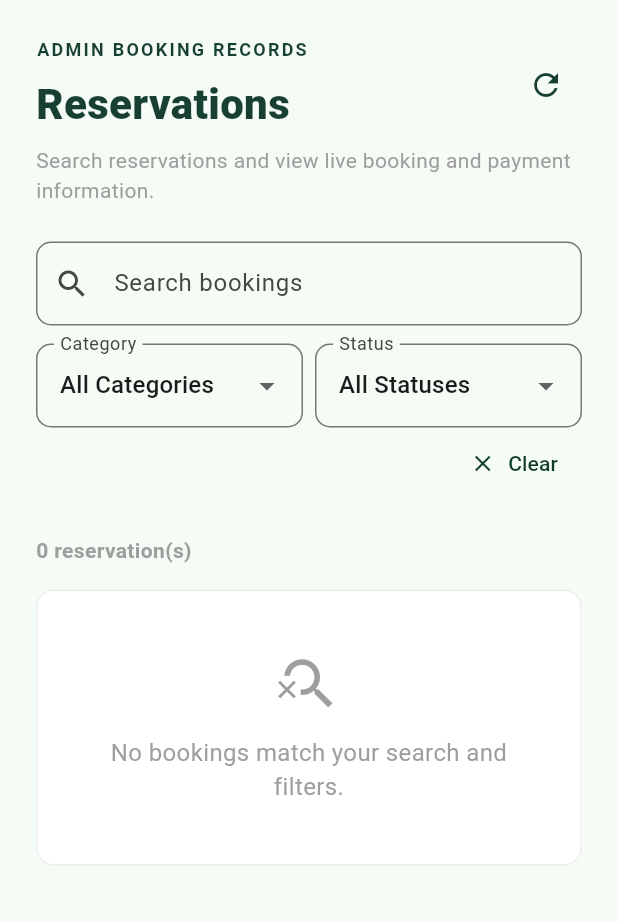
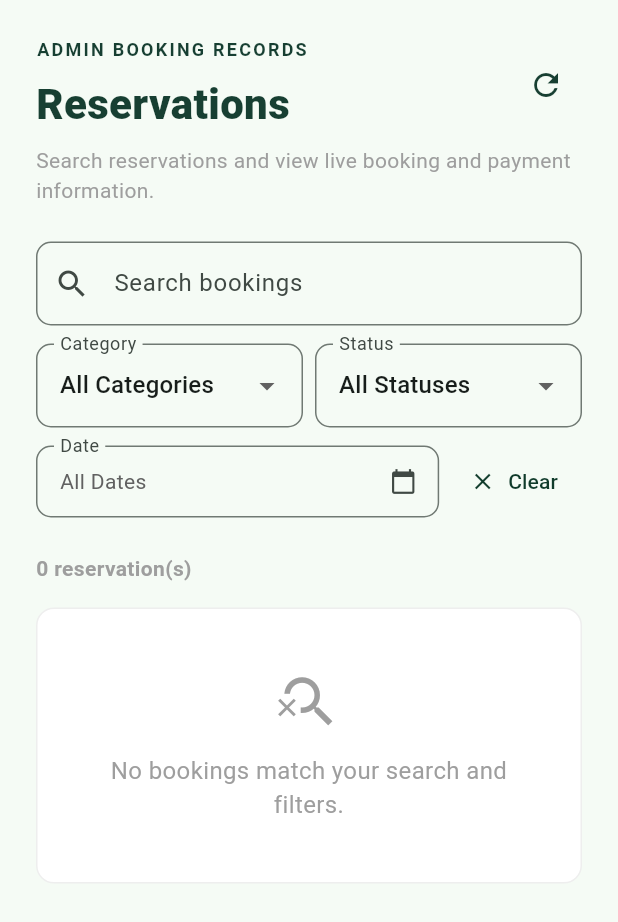
Before and after one commit to shelingng/Never500, a Flutter app: the AdminBookingsTab widget shown alone on an empty page, opened directly, on a phone screen of 412 x 824 dp. Shown: the top 922 px of the screen. Run offline on Flutter 3.47's test engine with Material 3 defaults, Android fonts, the phone set to English and light mode, and no system bars; our stand-ins replace file_picker, supabase_flutter; accounts and stored records are empty; network calls fail.

Commit message:
SCRUM-42: Exclude closed rows, parse payload facilities, and add search/category/status/date filters

```diff
--- a/krp_play/lib/screens/admin/reservations.dart
+++ b/krp_play/lib/screens/admin/reservations.dart
@@ -15,6 +15,7 @@ class _AdminBookingsTabState extends State<AdminBookingsTab> {
   final _searchController = TextEditingController();
   String _selectedCategory = 'All Categories';
   String _selectedStatus = 'All Statuses';
+  DateTime? _selectedDate;
 
   bool _isLoading = true;
   List _bookings = [];
@@ -25,6 +26,65 @@ class _AdminBookingsTabState extends State<AdminBookingsTab> {
     _fetchBookings();
   }
 
+  String _normalizeCategoryLabel(dynamic rawCategory) {
+    final c = (rawCategory?.toString() ?? '').trim().toLowerCase();
+    if (c == 'krp' || c == 'krp student') return 'KRP Student';
+    if (c == 'non_krp' || c == 'non-krp' || c == 'non-krp student' || c == 'non krp') {
+      return 'Non-KRP Student';
+    }
+    if (c == 'public') return 'Public';
+    return rawCategory?.toString().trim().isNotEmpty == true
+        ? rawCategory.toString().trim()
+        : 'Public';
+  }
+
+  String _normalizeStatusFilterValue(String rawStatus) {
+    final s = rawStatus.trim().toLowerCase();
+    if (s == 'confirmed' || s == 'paid') return 'Confirmed';
+    if (s == 'pending_payment' || s == 'pending payment' || s == 'pending') {
+      return 'Pending Payment';
+    }
+    if (s == 'cancelled' || s == 'canceled') return 'Cancelled';
+    if (s == 'expired') return 'Expired';
+    return rawStatus;
+  }
+
+  String _formatDateIso(DateTime date) =>
+      '${date.year}-${date.month.toString().padLeft(2, '0')}-${date.day.toString().padLeft(2, '0')}';
+
+  String _formatDateLabel(DateTime date) {
+    const months = [
+      'Jan', 'Feb', 'Mar', 'Apr', 'May', 'Jun',
+      'Jul', 'Aug', 'Sep', 'Oct', 'Nov', 'Dec'
+    ];
+    return '${date.day} ${months[date.month - 1]} ${date.year}';
+  }
+
+  Future<void> _selectDate(BuildContext context) async {
+    final now = DateTime.now();
+    final initialDate = _selectedDate ?? DateTime(now.year, now.month, now.day);
+
+    final picked = await showDatePicker(
+      context: context,
+      initialDate: initialDate,
+      firstDate: DateTime(2025, 1, 1),
+      lastDate: DateTime(now.year + 1, 12, 31),
+      builder: (context, child) => Theme(
+        data: Theme.of(context).copyWith(
+          colorScheme: const ColorScheme.light(
+            primary: _green,
+            onPrimary: Colors.white,
+          ),
+        ),
+        child: child!,
+      ),
+    );
+
+    if (picked != null) {
+      setState(() => _selectedDate = picked);
+    }
+  }
+
   Future<void> _fetchBookings() async {
     setState(() => _isLoading = true);
     try {
@@ -33,49 +93,95 @@ class _AdminBookingsTabState extends State<AdminBookingsTab> {
           .select('*, profiles!booking_user_id_fkey(full_name, matric_number, phone_number, student_category)')
           .order('created_at', ascending: false);
 
-      final mappedBookings = response.map((b) {
+      final mappedBookings = response
+          .where((b) => !(b['status']?.toString().trim().toLowerCase().startsWith('closed') ?? false))
+          .map((b) {
             final p = b['profiles'] ?? {};
 
-        // Robust amount formatting
-        final rawAmount = b['amount'];
+            final rawPayload = b['checkout_payload'];
+            Map<String, dynamic>? firstCartItem;
+            if (rawPayload is List && rawPayload.isNotEmpty && rawPayload.first is Map) {
+              firstCartItem = Map<String, dynamic>.from(rawPayload.first as Map);
+            }
+
+            final facilityName = (b['facility_name']?.toString().trim().isNotEmpty == true)
+                ? b['facility_name'].toString()
+                : (firstCartItem?['facility_name']?.toString() ?? 'Unknown Facility');
+
+            final bookingDate = (b['booking_date']?.toString().trim().isNotEmpty == true)
+                ? b['booking_date'].toString()
+                : (firstCartItem?['date']?.toString() ?? firstCartItem?['booking_date']?.toString() ?? '');
+
+            String startTime = b['start_time']?.toString() ?? '';
+            if (startTime.trim().isEmpty &&
+                firstCartItem?['start_times'] is List &&
+                (firstCartItem!['start_times'] as List).isNotEmpty) {
+              startTime = (firstCartItem['start_times'] as List).first.toString();
+            }
+
+            final rawAmount = b['total_amount'] ?? b['amount'];
             int amount = 0;
-        if (rawAmount is num) amount = rawAmount.toInt();
-        else if (rawAmount is String) amount = double.tryParse(rawAmount)?.toInt() ?? 0;
+            if (rawAmount != null) {
+              if (rawAmount is num) {
+                amount = rawAmount.toInt();
+              } else if (rawAmount is String) {
+                amount = double.tryParse(rawAmount)?.toInt() ?? 0;
+              }
+            }
+
+            final rawStatus = (b['status']?.toString() ?? 'Pending').trim();
+            final lowerStatus = rawStatus.toLowerCase();
+            final paymentStatus = (lowerStatus == 'paid' || lowerStatus == 'confirmed')
+                ? 'Paid'
+                : (lowerStatus == 'expired' || lowerStatus == 'cancelled')
+                    ? 'Unpaid'
+                    : 'Pending';
 
             return {
               'id': b['id'],
               'ref': '#KRP-${b['id'].toString().padLeft(4, '0')}',
-          'payId': 'PAY-${b['id']}', // Placeholder until a payments table exists
+              'payId': 'PAY-${b['id']}',
               'name': p['full_name'] ?? 'Walk-in / Unknown',
               'matric': p['matric_number'] ?? 'N/A',
               'contact': p['phone_number'] ?? 'Not provided',
-          'category': p['student_category'] ?? 'Public',
-          'facility': b['facility_name'] ?? 'Unknown Facility',
-          'date': b['booking_date'] ?? '',
-          'time': b['start_time'] ?? '',
+              'rawCategory': (p['student_category'] ?? 'Public').toString(),
+              'category': _normalizeCategoryLabel(p['student_category']),
+              'facility': facilityName,
+              'date': bookingDate,
+              'time': startTime,
               'price': 'RM $amount.00',
-          'status': b['status'] ?? 'Pending',
-          'paymentStatus': (b['status']?.toString().toLowerCase() == 'paid' || b['status']?.toString().toLowerCase() == 'confirmed') ? 'Paid' : 'Pending',
+              'status': rawStatus,
+              'normalizedStatus': _normalizeStatusFilterValue(rawStatus),
+              'paymentStatus': paymentStatus,
             };
           }).toList();
 
       if (mounted) setState(() => _bookings = mappedBookings);
     } catch (e) {
-      if (mounted) ScaffoldMessenger.of(context).showSnackBar(SnackBar(content: Text('Error loading bookings: $e')));
+      if (mounted) {
+        ScaffoldMessenger.of(context).showSnackBar(
+          SnackBar(content: Text('Error loading bookings: $e')),
+        );
+      }
     } finally {
       if (mounted) setState(() => _isLoading = false);
     }
   }
 
-  get _filteredBookings {
+  List get _filteredBookings {
     final query = _searchController.text.trim().toLowerCase();
+    final targetDateIso = _selectedDate != null ? _formatDateIso(_selectedDate!) : null;
 
     return _bookings.where((booking) {
-      final matchesCategory = _selectedCategory == 'All Categories' || booking['category'] == _selectedCategory;
-      // Handle slight text variations between DB and UI filter
-      final statusMap = {'Paid': 'Confirmed', 'Pending': 'Pending Payment'};
-      final normalizedStatus = statusMap[booking['status']] ?? booking['status'];
-      final matchesStatus = _selectedStatus == 'All Statuses' || normalizedStatus == _selectedStatus || booking['status'] == _selectedStatus;
+      final matchesCategory = _selectedCategory == 'All Categories' ||
+          booking['category'] == _selectedCategory;
+
+      final matchesStatus = _selectedStatus == 'All Statuses' ||
+          booking['normalizedStatus'] == _selectedStatus ||
+          booking['status'].toString().toLowerCase() == _selectedStatus.toLowerCase();
+
+      final bookingDateStr = (booking['date']?.toString() ?? '').trim();
+      final matchesDate = targetDateIso == null || bookingDateStr.startsWith(targetDateIso);
 
       final searchableText = [
         booking['ref'],
@@ -83,9 +189,10 @@ class _AdminBookingsTabState extends State<AdminBookingsTab> {
         booking['name'],
         booking['matric'],
         booking['facility'],
+        booking['date'],
       ].join(' ').toLowerCase();
 
-      return matchesCategory && matchesStatus && searchableText.contains(query);
+      return matchesCategory && matchesStatus && matchesDate && searchableText.contains(query);
     }).toList();
   }
 
@@ -100,14 +207,19 @@ class _AdminBookingsTabState extends State<AdminBookingsTab> {
       _searchController.clear();
       _selectedCategory = 'All Categories';
       _selectedStatus = 'All Statuses';
+      _selectedDate = null;
     });
   }
 
   Color _statusColor(String status) {
     final s = status.toLowerCase();
     if (s == 'confirmed' || s == 'paid') return const Color(0xFF237346);
-    if (s == 'pending payment' || s == 'pending') return const Color(0xFF946000);
-    if (s == 'cancelled' || s == 'failed') return const Color(0xFFB13D35);
+    if (s == 'pending_payment' || s == 'pending payment' || s == 'pending') {
+      return const Color(0xFF946000);
+    }
+    if (s == 'cancelled' || s == 'failed' || s == 'unpaid') {
+      return const Color(0xFFB13D35);
+    }
     if (s == 'refunded') return const Color(0xFF6350A1);
     return Colors.blueGrey;
   }
@@ -117,7 +229,11 @@ class _AdminBookingsTabState extends State<AdminBookingsTab> {
     return Container(
       padding: const EdgeInsets.symmetric(horizontal: 8, vertical: 4),
       decoration: BoxDecoration(color: color.withAlpha(22), borderRadius: BorderRadius.circular(6)),
-      child: Text(status, style: TextStyle(color: color, fontSize: 11, fontWeight: FontWeight.bold), overflow: TextOverflow.ellipsis),
+      child: Text(
+        status,
+        style: TextStyle(color: color, fontSize: 11, fontWeight: FontWeight.bold),
+        overflow: TextOverflow.ellipsis,
+      ),
     );
   }
 
@@ -177,6 +293,36 @@ class _AdminBookingsTabState extends State<AdminBookingsTab> {
     );
   }
 
+  Widget _buildDateFilterButton() {
+    final hasDate = _selectedDate != null;
+    return InkWell(
+      onTap: () => _selectDate(context),
+      borderRadius: BorderRadius.circular(10),
+      child: InputDecorator(
+        decoration: InputDecoration(
+          labelText: 'Date',
+          border: OutlineInputBorder(borderRadius: BorderRadius.circular(10)),
+          contentPadding: const EdgeInsets.symmetric(horizontal: 12, vertical: 14),
+          suffixIcon: hasDate
+              ? IconButton(
+                  icon: const Icon(Icons.close, size: 18),
+                  tooltip: 'Clear date',
+                  onPressed: () => setState(() => _selectedDate = null),
+                )
+              : const Icon(Icons.calendar_today, size: 18),
+        ),
+        child: Text(
+          hasDate ? _formatDateLabel(_selectedDate!) : 'All Dates',
+          style: TextStyle(
+            fontSize: 14,
+            color: hasDate ? Colors.black87 : Colors.grey.shade700,
+          ),
+          overflow: TextOverflow.ellipsis,
+        ),
+      ),
+    );
+  }
+
   @override
   Widget build(BuildContext context) {
     final bookings = _filteredBookings;
@@ -189,9 +335,9 @@ class _AdminBookingsTabState extends State<AdminBookingsTab> {
           Row(
             mainAxisAlignment: MainAxisAlignment.spaceBetween,
             children: [
-              Column(
+              const Column(
                 crossAxisAlignment: CrossAxisAlignment.start,
-                children: const [
+                children: [
                   Text('ADMIN BOOKING RECORDS', style: TextStyle(color: _green, fontWeight: FontWeight.bold, fontSize: 12, letterSpacing: 1.5)),
                   SizedBox(height: 8),
                   Text('Reservations', style: TextStyle(fontSize: 28, fontWeight: FontWeight.w900, color: _green)),
@@ -210,38 +356,69 @@ class _AdminBookingsTabState extends State<AdminBookingsTab> {
 
           LayoutBuilder(
             builder: (context, constraints) {
-              final isMobile = constraints.maxWidth < 800;
+              final isMobile = constraints.maxWidth < 900;
+              final categoryDropdown = DropdownButtonFormField<String>(
+                value: _selectedCategory,
+                isExpanded: true,
+                decoration: InputDecoration(
+                  labelText: 'Category',
+                  border: OutlineInputBorder(borderRadius: BorderRadius.circular(10)),
+                ),
+                items: ['All Categories', 'KRP Student', 'Non-KRP Student']
+                    .map((c) => DropdownMenuItem(value: c, child: Text(c, overflow: TextOverflow.ellipsis)))
+                    .toList(),
+                onChanged: (val) {
+                  if (val != null) setState(() => _selectedCategory = val);
+                },
+              );
+
+              final statusDropdown = DropdownButtonFormField<String>(
+                value: _selectedStatus,
+                isExpanded: true,
+                decoration: InputDecoration(
+                  labelText: 'Status',
+                  border: OutlineInputBorder(borderRadius: BorderRadius.circular(10)),
+                ),
+                items: ['All Statuses', 'Pending Payment', 'Confirmed', 'Cancelled', 'Expired']
+                    .map((s) => DropdownMenuItem(value: s, child: Text(s, overflow: TextOverflow.ellipsis)))
+                    .toList(),
+                onChanged: (val) {
+                  if (val != null) setState(() => _selectedStatus = val);
+                },
+              );
+
               if (isMobile) {
                 return Column(
                   children: [
                     TextField(
                       controller: _searchController,
-                      decoration: InputDecoration(labelText: 'Search bookings', prefixIcon: const Icon(Icons.search), border: OutlineInputBorder(borderRadius: BorderRadius.circular(10))),
+                      decoration: InputDecoration(
+                        labelText: 'Search bookings',
+                        prefixIcon: const Icon(Icons.search),
+                        border: OutlineInputBorder(borderRadius: BorderRadius.circular(10)),
+                      ),
                       onChanged: (_) => setState(() {}),
                     ),
                     const SizedBox(height: 12),
                     Row(
                       children: [
-                        Expanded(
-                          child: DropdownButtonFormField<String>(
-                            value: _selectedCategory,
-                            decoration: InputDecoration(labelText: 'Category', border: OutlineInputBorder(borderRadius: BorderRadius.circular(10))),
-                            items: ['All Categories', 'KRP Student', 'Non-KRP Student'].map((c) => DropdownMenuItem(value: c, child: Text(c, overflow: TextOverflow.ellipsis))).toList(),
-                            onChanged: (val) { if (val != null) setState(() => _selectedCategory = val); },
+                        Expanded(child: categoryDropdown),
+                        const SizedBox(width: 8),
+                        Expanded(child: statusDropdown),
+                      ],
                     ),
-                        ),
+                    const SizedBox(height: 12),
+                    Row(
+                      children: [
+                        Expanded(child: _buildDateFilterButton()),
                         const SizedBox(width: 8),
-                        Expanded(
-                          child: DropdownButtonFormField<String>(
-                            value: _selectedStatus,
-                            decoration: InputDecoration(labelText: 'Status', border: OutlineInputBorder(borderRadius: BorderRadius.circular(10))),
-                            items: ['All Statuses', 'Pending Payment', 'Confirmed', 'Cancelled', 'Expired'].map((s) => DropdownMenuItem(value: s, child: Text(s, overflow: TextOverflow.ellipsis))).toList(),
-                            onChanged: (val) { if (val != null) setState(() => _selectedStatus = val); },
-                          ),
+                        TextButton.icon(
+                          onPressed: _clearFilters,
+                          icon: const Icon(Icons.clear, size: 18),
+                          label: const Text('Clear'),
                         ),
                       ],
                     ),
-                    Align(alignment: Alignment.centerRight, child: TextButton.icon(onPressed: _clearFilters, icon: const Icon(Icons.clear, size: 18), label: const Text('Clear')))
                   ],
                 );
               } else {
@@ -249,37 +426,31 @@ class _AdminBookingsTabState extends State<AdminBookingsTab> {
                   crossAxisAlignment: CrossAxisAlignment.start,
                   children: [
                     Expanded(
-                      flex: 4,
+                      flex: 3,
                       child: TextField(
                         controller: _searchController,
-                        decoration: InputDecoration(labelText: 'Search bookings', prefixIcon: const Icon(Icons.search), border: OutlineInputBorder(borderRadius: BorderRadius.circular(10))),
+                        decoration: InputDecoration(
+                          labelText: 'Search bookings',
+                          prefixIcon: const Icon(Icons.search),
+                          border: OutlineInputBorder(borderRadius: BorderRadius.circular(10)),
+                        ),
                         onChanged: (_) => setState(() {}),
                       ),
                     ),
-                    const SizedBox(width: 16),
-                    Expanded(
-                      flex: 2,
-                      child: DropdownButtonFormField<String>(
-                        value: _selectedCategory,
-                        decoration: InputDecoration(labelText: 'Category', border: OutlineInputBorder(borderRadius: BorderRadius.circular(10))),
-                        items: ['All Categories', 'KRP Student', 'Non-KRP Student'].map((c) => DropdownMenuItem(value: c, child: Text(c))).toList(),
-                        onChanged: (val) { if (val != null) setState(() => _selectedCategory = val); },
-                      ),
-                    ),
-                    const SizedBox(width: 16),
-                    Expanded(
-                      flex: 2,
-                      child: DropdownButtonFormField<String>(
-                        value: _selectedStatus,
-                        decoration: InputDecoration(labelText: 'Status', border: OutlineInputBorder(borderRadius: BorderRadius.circular(10))),
-                        items: ['All Statuses', 'Pending Payment', 'Confirmed', 'Cancelled', 'Expired'].map((s) => DropdownMenuItem(value: s, child: Text(s))).toList(),
-                        onChanged: (val) { if (val != null) setState(() => _selectedStatus = val); },
-                      ),
-                    ),
                     const SizedBox(width: 12),
+                    Expanded(flex: 2, child: categoryDropdown),
+                    const SizedBox(width: 12),
+                    Expanded(flex: 2, child: statusDropdown),
+                    const SizedBox(width: 12),
+                    Expanded(flex: 2, child: _buildDateFilterButton()),
+                    const SizedBox(width: 8),
                     Padding(
                       padding: const EdgeInsets.only(top: 8.0),
-                      child: TextButton.icon(onPressed: _clearFilters, icon: const Icon(Icons.filter_alt_off_outlined), label: const Text('Clear filters')),
+                      child: TextButton.icon(
+                        onPressed: _clearFilters,
+                        icon: const Icon(Icons.filter_alt_off_outlined),
+                        label: const Text('Clear'),
+                      ),
                     ),
                   ],
                 );
@@ -298,11 +469,11 @@ class _AdminBookingsTabState extends State<AdminBookingsTab> {
               width: double.infinity,
               padding: const EdgeInsets.all(40),
               decoration: BoxDecoration(color: Colors.white, borderRadius: BorderRadius.circular(12), border: Border.all(color: Colors.grey.shade200)),
-              child: Column(
+              child: const Column(
                 children: [
-                  const Icon(Icons.search_off, size: 44, color: Colors.grey),
-                  const SizedBox(height: 12),
-                  const Text('No bookings match your search and filters.', textAlign: TextAlign.center, style: TextStyle(fontSize: 16, color: Colors.grey)),
+                  Icon(Icons.search_off, size: 44, color: Colors.grey),
+                  SizedBox(height: 12),
+                  Text('No bookings match your search and filters.', textAlign: TextAlign.center, style: TextStyle(fontSize: 16, color: Colors.grey)),
                 ],
               ),
             )
@@ -317,7 +488,7 @@ class _AdminBookingsTabState extends State<AdminBookingsTab> {
     );
   }
 
-  Widget _buildMobileCardList( List bookings) {
+  Widget _buildMobileCardList(List bookings) {
     return Column(
       children: bookings.map((booking) {
         return Card(
@@ -333,13 +504,16 @@ class _AdminBookingsTabState extends State<AdminBookingsTab> {
                 Row(
                   mainAxisAlignment: MainAxisAlignment.spaceBetween,
                   children: [
-                    Column(
+                    Expanded(
+                      child: Column(
                         crossAxisAlignment: CrossAxisAlignment.start,
                         children: [
-                        Text(booking['ref'], style: const TextStyle(fontWeight: FontWeight.bold, fontSize: 16)),
-                        Text(booking['payId'], style: TextStyle(color: Colors.grey.shade500, fontSize: 11)),
+                          Text(booking['ref'], style: const TextStyle(fontWeight: FontWeight.bold, fontSize: 16), overflow: TextOverflow.ellipsis),
+                          Text(booking['payId'], style: TextStyle(color: Colors.grey.shade500, fontSize: 11), overflow: TextOverflow.ellipsis),
                         ],
                       ),
+                    ),
+                    const SizedBox(width: 8),
                     Column(
                       crossAxisAlignment: CrossAxisAlignment.end,
                       children: [
@@ -373,7 +547,7 @@ class _AdminBookingsTabState extends State<AdminBookingsTab> {
     );
   }
 
-  Widget _buildDesktopTable( List bookings) {
+  Widget _buildDesktopTable(List bookings) {
     return Container(
       decoration: BoxDecoration(color: Colors.white, borderRadius: BorderRadius.circular(14), border: Border.all(color: const Color(0xFFE2E8E3))),
       child: Column(
@@ -399,7 +573,7 @@ class _AdminBookingsTabState extends State<AdminBookingsTab> {
               child: Row(
                 children: [
                   Expanded(flex: 2, child: Column(crossAxisAlignment: CrossAxisAlignment.start, children: [Text(booking['ref'], style: const TextStyle(fontWeight: FontWeight.bold, fontSize: 13)), Text(booking['payId'], style: TextStyle(color: Colors.grey.shade500, fontSize: 11))])),
-                  Expanded(flex: 3, child: Column(crossAxisAlignment: CrossAxisAlignment.start, children: [Text(booking['name'], style: const TextStyle(fontWeight: FontWeight.w600, fontSize: 13)), Text(booking['matric'], style: TextStyle(color: Colors.grey.shade600, fontSize: 12))])),
+                  Expanded(flex: 3, child: Column(crossAxisAlignment: CrossAxisAlignment.start, children: [Text(booking['name'], style: const TextStyle(fontWeight: FontWeight.w600, fontSize: 13)), Text('${booking['matric']} · ${booking['category']}', style: TextStyle(color: Colors.grey.shade600, fontSize: 12))])),
                   Expanded(flex: 3, child: Column(crossAxisAlignment: CrossAxisAlignment.start, children: [Text(booking['facility'], style: const TextStyle(fontWeight: FontWeight.w600, fontSize: 13)), Text('${booking['date']} · ${booking['time']}', style: TextStyle(color: Colors.grey.shade600, fontSize: 11))])),
                   Expanded(flex: 2, child: Text(booking['price'], style: const TextStyle(fontWeight: FontWeight.bold, color: _green))),
                   Expanded(flex: 3, child: Column(crossAxisAlignment: CrossAxisAlignment.start, children: [_statusBadge(booking['status']), const SizedBox(height: 4), _statusBadge(booking['paymentStatus'])])),
```
Also changed, not shown: krp_play/lib/screens/admin/manage_slots.dart (+3 -6 lines), krp_play/lib/screens/booking_records_screen.dart (+6 -4 lines). Lines whose indentation alone changed are shown as unchanged.
